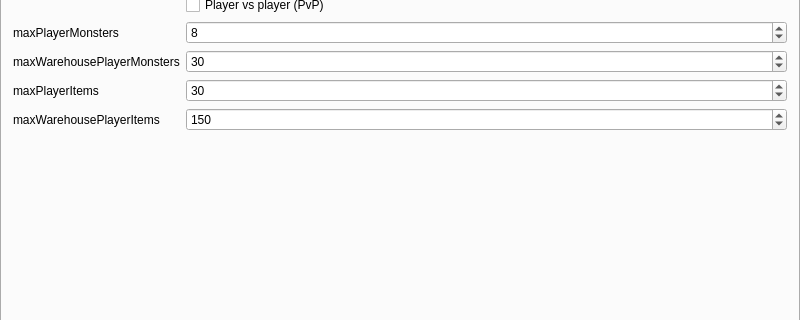
First picture: the form in server/MainWindow.ui, repository alphaonex86/CatchChallenger, before the edit; both pictures show x 0 to 800 and y 94 to 414 of the 800 by 600 pixel window.
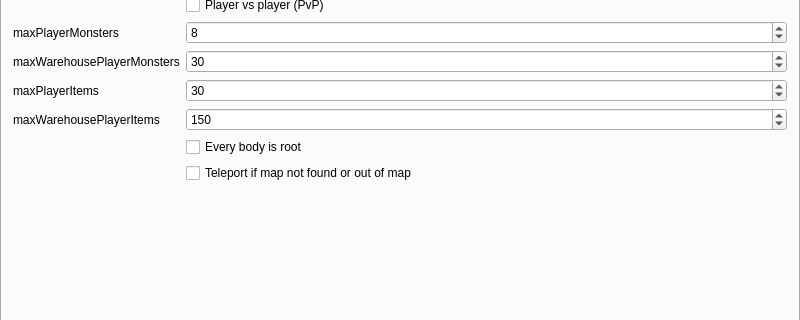
Second picture: the form after the edit. The open tabs and pages were chosen to show the change. Icons and pictures are not drawn.

Commit message: [Fix] Command dropping the regex to improve performance, add teleport to starter map and every body is root option (c...

Patch:
```diff
--- a/server/MainWindow.ui
+++ b/server/MainWindow.ui
@@ -550,6 +550,20 @@
           </property>
          </widget>
         </item>
+        <item row="7" column="1">
+         <widget class="QCheckBox" name="everyBodyIsRoot">
+          <property name="text">
+           <string>Every body is root</string>
+          </property>
+         </widget>
+        </item>
+        <item row="8" column="1">
+         <widget class="QCheckBox" name="teleportIfMapNotFoundOrOutOfMap">
+          <property name="text">
+           <string>Teleport if map not found or out of map</string>
+          </property>
+         </widget>
+        </item>
        </layout>
       </widget>
       <widget class="QWidget" name="performance">
```
Left out of the diff: 2 changed lines with no effect on the pictures. The commit also changes 15 other files.
